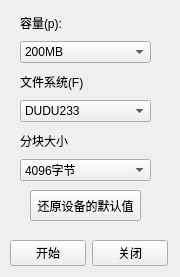
mcdudu233/FileSystem, file form/reformat.ui: the form before one commit.
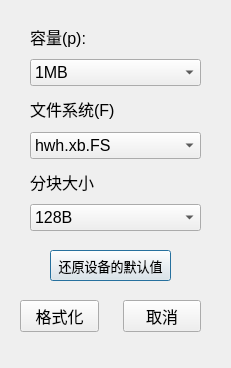
The form after the commit.

Commit message: 补全格式化系统窗口

```diff
--- a/form/reformat.ui
+++ b/form/reformat.ui
@@ -1,27 +1,50 @@
 <?xml version="1.0" encoding="UTF-8"?>
 <ui version="4.0">
  <class>reformat</class>
- <widget class="QWidget" name="reformat">
+    <widget class="QDialog" name="reformat">
   <property name="geometry">
    <rect>
     <x>0</x>
     <y>0</y>
-    <width>180</width>
-    <height>277</height>
-   </rect>
-  </property>
+                <width>231</width>
+                <height>368</height>
+            </rect>
+        </property>
+        <property name="sizePolicy">
+            <sizepolicy hsizetype="Fixed" vsizetype="Fixed">
+                <horstretch>0</horstretch>
+                <verstretch>0</verstretch>
+            </sizepolicy>
+        </property>
+        <property name="minimumSize">
+            <size>
+                <width>231</width>
+                <height>368</height>
+            </size>
+        </property>
+        <property name="maximumSize">
+            <size>
+                <width>231</width>
+                <height>368</height>
+            </size>
+        </property>
   <property name="windowTitle">
    <string>reformat</string>
   </property>
   <widget class="QPushButton" name="restoreDefaultsButton">
    <property name="geometry">
     <rect>
-     <x>30</x>
-     <y>190</y>
-     <width>111</width>
+                    <x>50</x>
+                    <y>250</y>
+                    <width>121</width>
      <height>31</height>
     </rect>
    </property>
+            <property name="font">
+                <font>
+                    <pointsize>10</pointsize>
+                </font>
+            </property>
    <property name="text">
     <string>还原设备的默认值</string>
    </property>
@@ -29,15 +52,20 @@
   <widget class="QWidget" name="layoutWidget">
    <property name="geometry">
     <rect>
-     <x>20</x>
-     <y>10</y>
-     <width>131</width>
-     <height>171</height>
+                    <x>30</x>
+                    <y>20</y>
+                    <width>171</width>
+                    <height>211</height>
     </rect>
    </property>
    <layout class="QVBoxLayout" name="verticalLayout">
     <item>
      <widget class="QLabel" name="label">
+                        <property name="font">
+                            <font>
+                                <pointsize>12</pointsize>
+                            </font>
+                        </property>
       <property name="text">
        <string>容量(p):</string>
       </property>
@@ -45,21 +73,11 @@
     </item>
     <item>
      <widget class="QComboBox" name="capacityComboBox">
-      <item>
-       <property name="text">
-        <string>200MB</string>
-       </property>
-      </item>
-      <item>
-       <property name="text">
-        <string>100MB</string>
-       </property>
-      </item>
-      <item>
-       <property name="text">
-        <string>50MB</string>
-       </property>
-      </item>
+                        <property name="font">
+                            <font>
+                                <pointsize>12</pointsize>
+                            </font>
+                        </property>
       <item>
        <property name="text">
         <string>1MB</string>
@@ -74,6 +92,11 @@
     </item>
     <item>
      <widget class="QLabel" name="label_2">
+                        <property name="font">
+                            <font>
+                                <pointsize>12</pointsize>
+                            </font>
+                        </property>
       <property name="text">
        <string>文件系统(F)</string>
       </property>
@@ -81,15 +104,25 @@
     </item>
     <item>
      <widget class="QComboBox" name="fileSystemComboBox">
+                        <property name="font">
+                            <font>
+                                <pointsize>12</pointsize>
+                            </font>
+                        </property>
       <item>
        <property name="text">
-        <string>DUDU233</string>
+                                <string>hwh.xb.FS</string>
        </property>
       </item>
      </widget>
     </item>
     <item>
      <widget class="QLabel" name="label_3">
+                        <property name="font">
+                            <font>
+                                <pointsize>12</pointsize>
+                            </font>
+                        </property>
       <property name="text">
        <string>分块大小</string>
       </property>
@@ -97,9 +130,14 @@
     </item>
     <item>
      <widget class="QComboBox" name="blockSizeComboBox">
+                        <property name="font">
+                            <font>
+                                <pointsize>12</pointsize>
+                            </font>
+                        </property>
       <item>
        <property name="text">
-        <string>4096字节</string>
+                                <string>128B</string>
        </property>
       </item>
       <item>
@@ -124,24 +162,43 @@
   <widget class="QWidget" name="layoutWidget">
    <property name="geometry">
     <rect>
-     <x>10</x>
-     <y>240</y>
-     <width>158</width>
-     <height>26</height>
+                    <x>20</x>
+                    <y>300</y>
+                    <width>181</width>
+                    <height>51</height>
     </rect>
    </property>
    <layout class="QHBoxLayout" name="horizontalLayout">
+                <property name="spacing">
+                    <number>24</number>
+                </property>
+                <property name="sizeConstraint">
+                    <enum>QLayout::SizeConstraint::SetMaximumSize</enum>
+                </property>
+                <property name="bottomMargin">
+                    <number>0</number>
+                </property>
     <item>
      <widget class="QPushButton" name="reformatButton">
+                        <property name="font">
+                            <font>
+                                <pointsize>12</pointsize>
+                            </font>
+                        </property>
       <property name="text">
-       <string>开始</string>
+                            <string>格式化</string>
       </property>
      </widget>
     </item>
     <item>
      <widget class="QPushButton" name="exitButton">
+                        <property name="font">
+                            <font>
+                                <pointsize>12</pointsize>
+                            </font>
+                        </property>
       <property name="text">
-       <string>关闭</string>
+                            <string>取消</string>
       </property>
      </widget>
     </item>
```
Left out of the diff: 43 changed lines with no effect on the pictures. Lines whose indentation alone changed are shown as unchanged. The commit also changes 4 other files.
